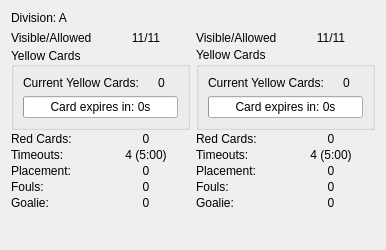
Above: src/ra/refereeinfowidget.ui from robotics-erlangen/framework before the change. Below: the same form after it.
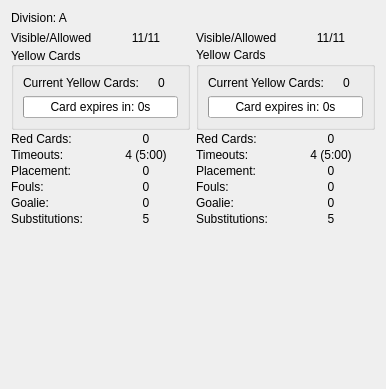
That is the form after the change.

Commit message: ra: refereeinfowidget: show remaining substitutions

```diff
--- a/src/ra/refereeinfowidget.ui
+++ b/src/ra/refereeinfowidget.ui
@@ -7,7 +7,7 @@
     <x>0</x>
     <y>0</y>
     <width>386</width>
-    <height>250</height>
+    <height>389</height>
    </rect>
   </property>
   <property name="windowTitle">
@@ -224,6 +224,27 @@
          </item>
         </layout>
        </item>
+       <item>
+        <layout class="QHBoxLayout" name="horizontalLayout_8">
+         <item>
+          <widget class="QLabel" name="remainingSubstitutionsYellowDesc">
+           <property name="text">
+            <string>Substitutions:</string>
+           </property>
+          </widget>
+         </item>
+         <item>
+          <widget class="QLabel" name="remainingSubstitutionsYellow">
+           <property name="text">
+            <string>5</string>
+           </property>
+           <property name="alignment">
+            <set>Qt::AlignCenter</set>
+           </property>
+          </widget>
+         </item>
+        </layout>
+       </item>
       </layout>
      </item>
      <item>
@@ -427,6 +448,27 @@
          </item>
         </layout>
        </item>
+       <item>
+        <layout class="QHBoxLayout" name="horizontalLayout_11">
+         <item>
+          <widget class="QLabel" name="remainingSubstitutionsBlueDesc">
+           <property name="text">
+            <string>Substitutions:</string>
+           </property>
+          </widget>
+         </item>
+         <item>
+          <widget class="QLabel" name="remainingSubstitutionsBlue">
+           <property name="text">
+            <string>5</string>
+           </property>
+           <property name="alignment">
+            <set>Qt::AlignCenter</set>
+           </property>
+          </widget>
+         </item>
+        </layout>
+       </item>
       </layout>
      </item>
     </layout>
```
The commit also changes 2 other files.
